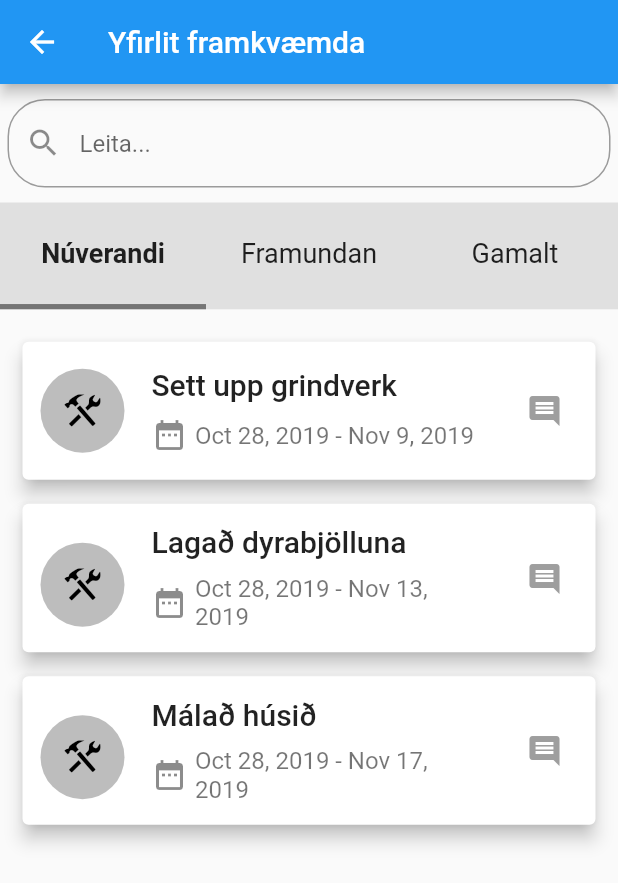
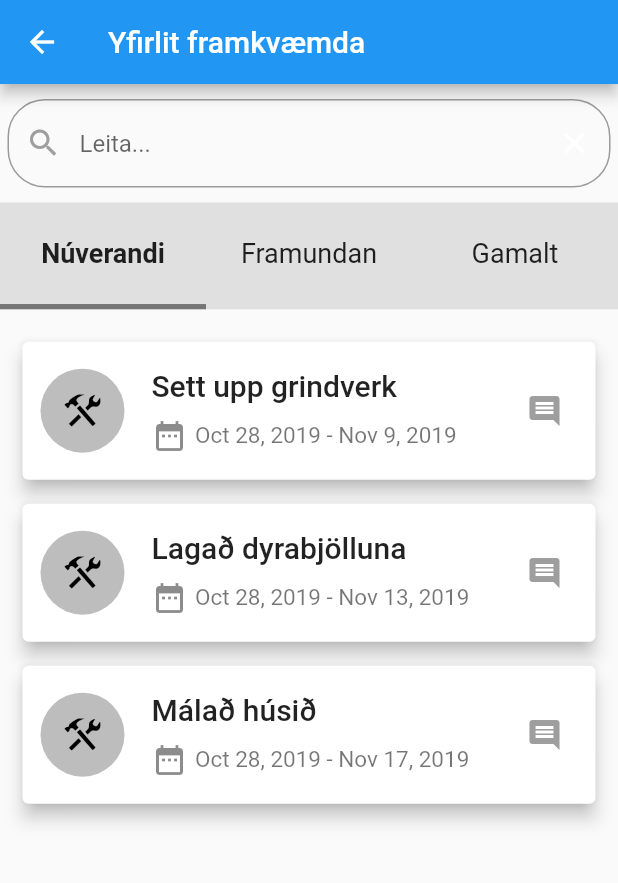
Before and after one commit to Hafst1/Husfelag, a Flutter app: the ConstructionsListScreen screen opened directly, after a tap on "Núverandi", on a phone screen of 412 x 824 dp. Shown: the top 883 px of the screen. Run offline on Flutter 3.47's test engine with Material 2 defaults, Android fonts, the phone set to English and light mode, and no system bars; our stand-ins replace table_calendar.

Commit message:
implemented clear button for search bar

```diff
--- a/lib/screens/constructions/constructions_list_screen.dart
+++ b/lib/screens/constructions/constructions_list_screen.dart
@@ -14,6 +14,7 @@ class ConstructionsListScreen extends StatefulWidget {
 }
 
 class _ConstructionsListScreenState extends State<ConstructionsListScreen> {
+  TextEditingController _textFieldController = TextEditingController();
   int _selectedFilterIndex = 0;
   String _searchQuery = "";
 
@@ -27,6 +28,19 @@ class _ConstructionsListScreenState extends State<ConstructionsListScreen> {
     setState(() {
       _searchQuery = query;
     });
+  }
+
+  _onClear() {
+    setState(() {
+      _searchQuery = "";
+      WidgetsBinding.instance
+          .addPostFrameCallback((_) => _textFieldController.clear());
+    });
+  }
+
+  void dispose() {
+    _textFieldController.dispose();
+    super.dispose();
   }
 
   @override
@@ -65,10 +79,23 @@ class _ConstructionsListScreenState extends State<ConstructionsListScreen> {
                         top: 10,
                       ),
                       child: TextField(
+                        controller: _textFieldController,
                         onChanged: (value) => _changeSearchQuery(value),
                         decoration: InputDecoration(
                           hintText: "Leita...",
-                          prefixIcon: Icon(Icons.search),
+                          prefixIcon: Icon(
+                            Icons.search,
+                            color: Colors.grey,
+                          ),
+                          suffixIcon: IconButton(
+                            icon: Icon(
+                              Icons.clear,
+                              color: _searchQuery == ""
+                                  ? Colors.white
+                                  : Colors.grey,
+                            ),
+                            onPressed: () => _onClear(),
+                          ),
                           border: OutlineInputBorder(
                             borderRadius: BorderRadius.all(
                               Radius.circular(25),
--- a/lib/widgets/cleaning_list_item.dart
+++ b/lib/widgets/cleaning_list_item.dart
@@ -56,7 +56,7 @@ class CleaningListItem extends StatelessWidget {
                   Expanded(
                     child: Text(
                       'Íbúð $apartment',
-                      style: TextStyle(fontSize: 16),
+                      style: TextStyle(fontSize: 15),
                     ),
                   ),
                 ],
@@ -73,7 +73,7 @@ class CleaningListItem extends StatelessWidget {
                   Expanded(
                     child: Text(
                       '${DateFormat.yMMMd().format(dateFrom)} - ${DateFormat.yMMMd().format(dateTo)}',
-                      style: TextStyle(fontSize: 16),
+                      style: TextStyle(fontSize: 15),
                     ),
                   ),
                 ],
--- a/lib/widgets/constructions_list_item.dart
+++ b/lib/widgets/constructions_list_item.dart
@@ -57,7 +57,7 @@ class ConstructionsListItem extends StatelessWidget {
               Expanded(
                 child: Text(
                   '${DateFormat.yMMMd().format(dateFrom)} - ${DateFormat.yMMMd().format(dateTo)}',
-                  style: TextStyle(fontSize: 16/*, color: Colors.grey[700]*/),
+                  style: TextStyle(fontSize: 15/*, color: Colors.grey[700]*/),
                 ),
               ),
             ],
--- a/lib/widgets/meetings_list_item.dart
+++ b/lib/widgets/meetings_list_item.dart
@@ -58,7 +58,7 @@ class MeetingsListItem extends StatelessWidget {
                   Expanded(
                     child: Text(
                       location,
-                      style: TextStyle(fontSize: 16),
+                      style: TextStyle(fontSize: 15),
                     ),
                   ),
                 ],
@@ -74,7 +74,7 @@ class MeetingsListItem extends StatelessWidget {
                   ),
                   Text(
                     '${DateFormat.yMMMd().format(date)}',
-                    style: TextStyle(fontSize: 16),
+                    style: TextStyle(fontSize: 15),
                   ),
                   SizedBox(
                     width: 10,
@@ -86,7 +86,7 @@ class MeetingsListItem extends StatelessWidget {
                   Expanded(
                     child: Text(
                       startsAt,
-                      style: TextStyle(fontSize: 16),
+                      style: TextStyle(fontSize: 15),
                     ),
                   ),
                 ],
```
